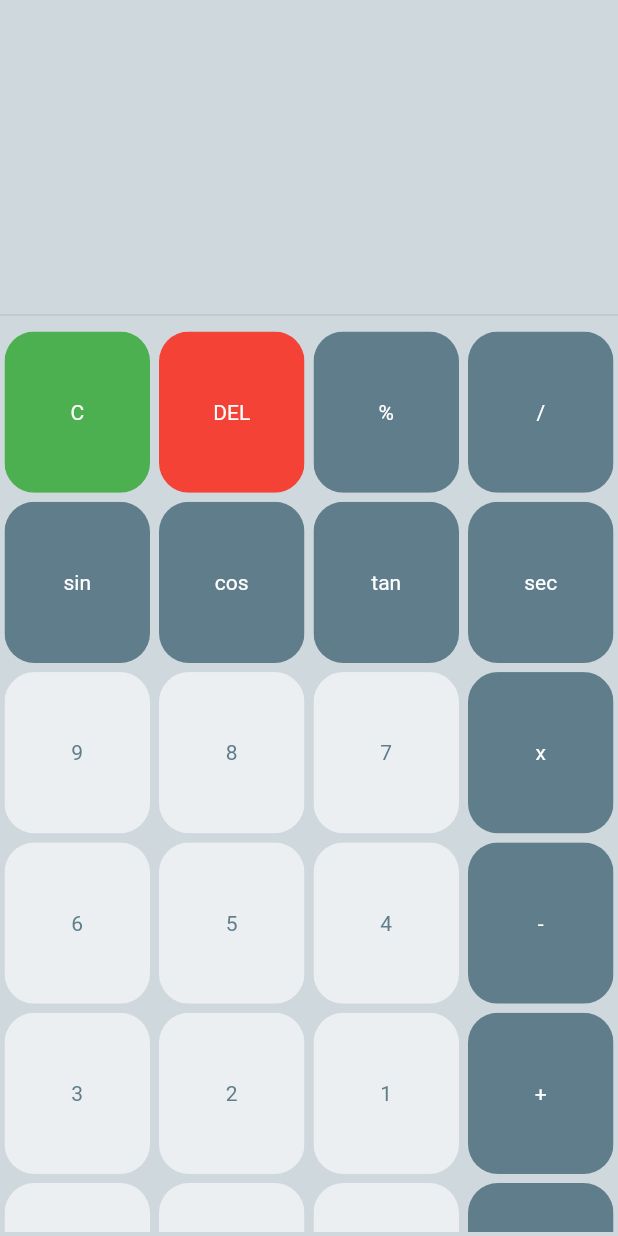
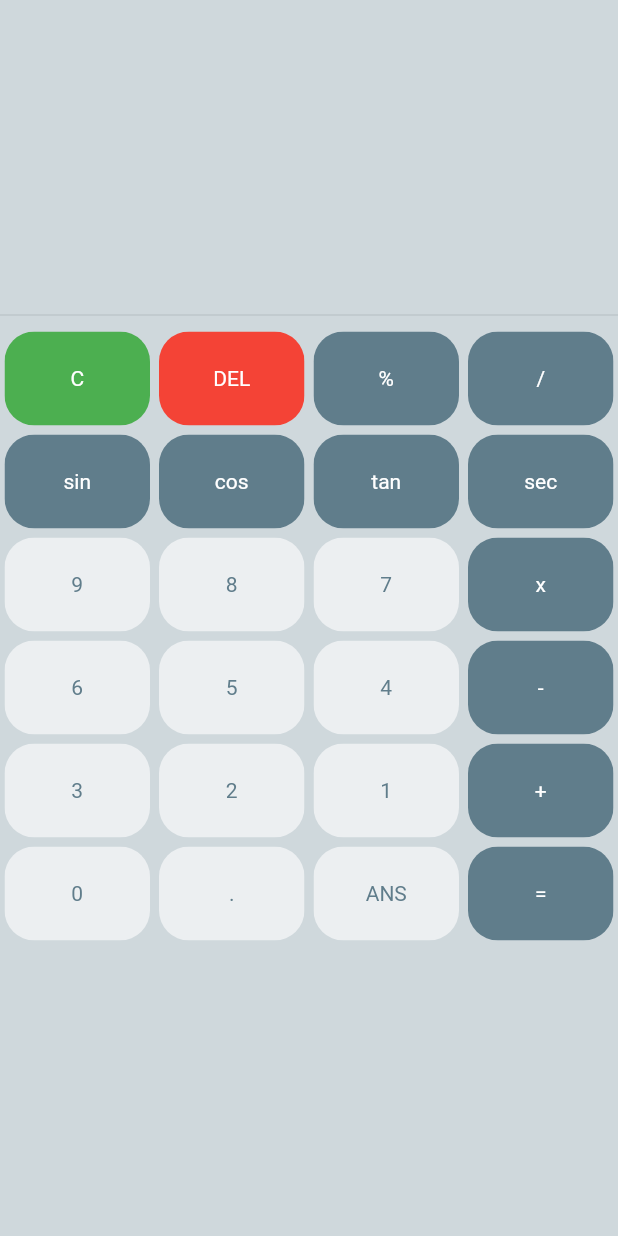
Before and after one commit to Code-Dev-Challenge/Calculator, a Flutter app: the screen it shows after launch, on a phone screen of 412 x 824 dp. Run offline on Flutter 3.47's test engine with Material 2 defaults, Android fonts, the phone set to English and light mode, and no system bars; missing offline and left inert: dart:ffi.

Commit message:
fix: GridView
Fix to fit different device size

```diff
--- a/lib/main.dart
+++ b/lib/main.dart
@@ -103,8 +103,7 @@ class _MyHomePageState extends State<MyHomePage> {
   @override
   Widget build(BuildContext context) {
     var size = MediaQuery.of(context).size;
-    final double itemHeight = (size.height - size.width - 26) / 1.7;
-    final double itemWidth = size.width / 2;
+    var dividesa = size.width * 2;
     return Scaffold(
       backgroundColor: Colors.blueGrey.shade100,
       body: SafeArea(
@@ -171,7 +170,6 @@ class _MyHomePageState extends State<MyHomePage> {
                           ),
                         ),
                       ),
-
                       Visibility(
                         visible: false,
                         child: Expanded(
@@ -197,7 +195,6 @@ class _MyHomePageState extends State<MyHomePage> {
                           ),
                         ),
                       )
-
                     ],
                   ),
                 ),
@@ -210,9 +207,10 @@ class _MyHomePageState extends State<MyHomePage> {
                   margin: EdgeInsets.only(bottom: 3),
                   child: GridView.count(
                       crossAxisCount: 4,
-                      physics: ScrollPhysics() ,
-                           // to disable GridView's scrolling
-                      childAspectRatio: (itemWidth / itemHeight),
+                      physics: ScrollPhysics(),
+                      // to disable GridView's scrolling
+                      childAspectRatio:
+                          (size.height / size.width) - (size.width / dividesa),
                       //shrinkWrap: true,
                       children: getCard()),
                 )),
```
